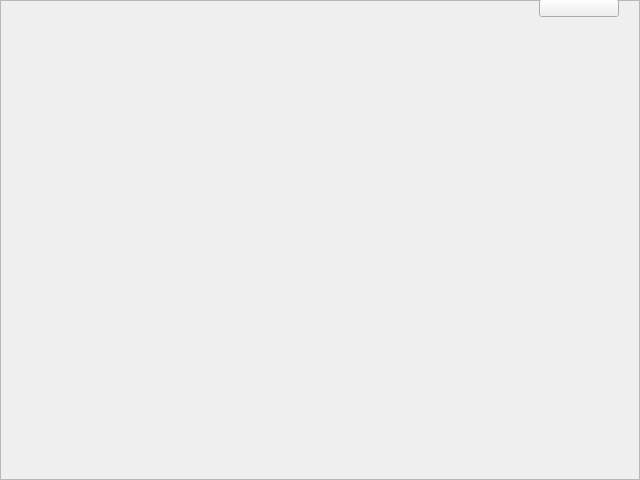
Above: level1.ui from FZzzzzzzzzz/qt-project before the change. Below: the same form after it.
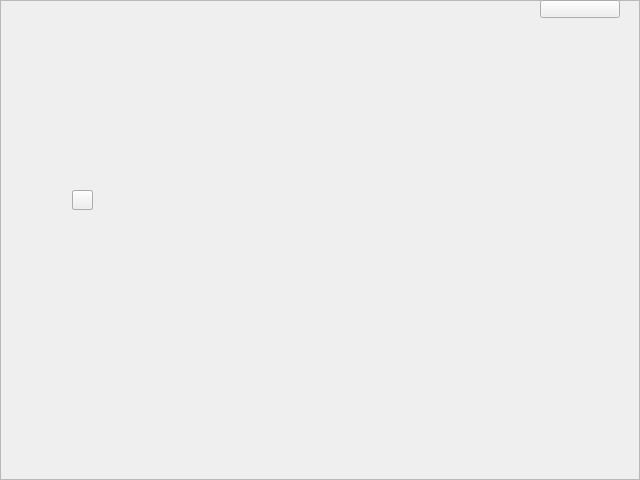
That is the form after the change. Icons and pictures are not drawn.

```diff
--- a/level1.ui
+++ b/level1.ui
@@ -25,6 +25,9 @@
   <property name="windowTitle">
    <string>Form</string>
   </property>
+  <property name="styleSheet">
+   <string notr="true">#level1{background-image: url(:/processed/background_level1.jpg);}</string>
+  </property>
   <widget class="QFrame" name="frame1">
    <property name="geometry">
     <rect>
@@ -46,10 +49,10 @@
    <widget class="QFrame" name="frame_2">
     <property name="geometry">
      <rect>
-      <x>-1</x>
-      <y>-1</y>
-      <width>641</width>
-      <height>481</height>
+      <x>0</x>
+      <y>0</y>
+      <width>640</width>
+      <height>480</height>
      </rect>
     </property>
     <property name="styleSheet">
@@ -74,6 +77,32 @@
       <string/>
      </property>
     </widget>
+    <widget class="QPushButton" name="sunCover">
+     <property name="geometry">
+      <rect>
+       <x>72</x>
+       <y>190</y>
+       <width>21</width>
+       <height>20</height>
+      </rect>
+     </property>
+     <property name="text">
+      <string/>
+     </property>
+    </widget>
+    <widget class="QPushButton" name="sunFace">
+     <property name="geometry">
+      <rect>
+       <x>72</x>
+       <y>190</y>
+       <width>21</width>
+       <height>20</height>
+      </rect>
+     </property>
+     <property name="text">
+      <string/>
+     </property>
+    </widget>
    </widget>
   </widget>
  </widget>
```
Left out of the diff: 4 changed lines with no effect on the pictures.
